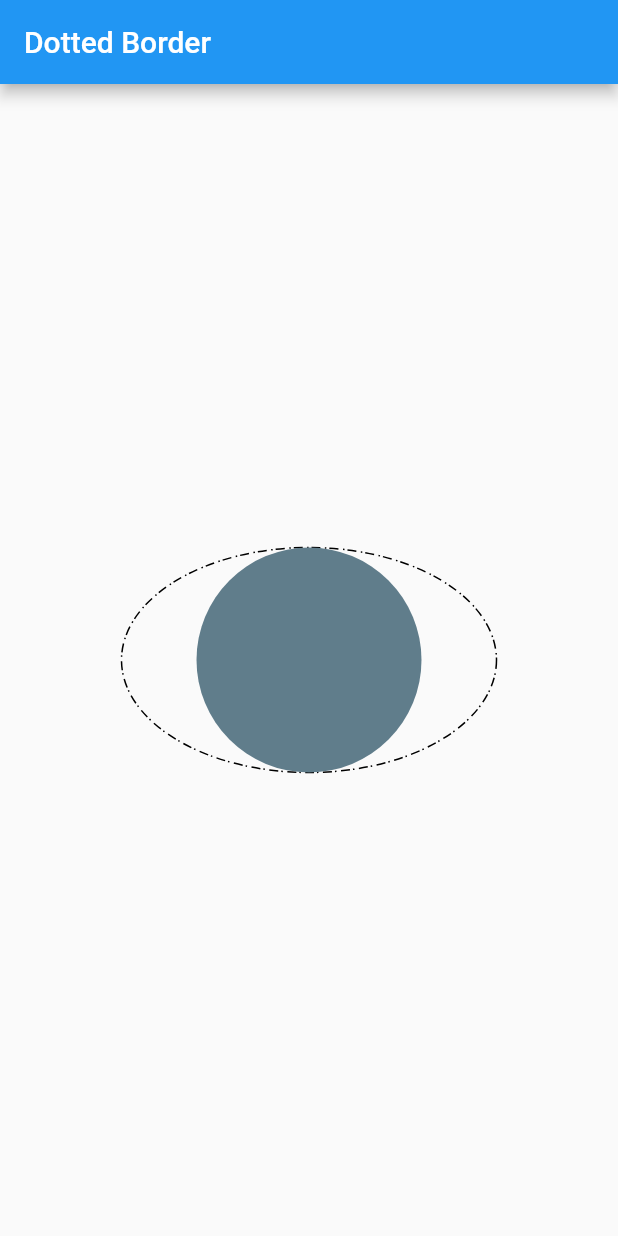
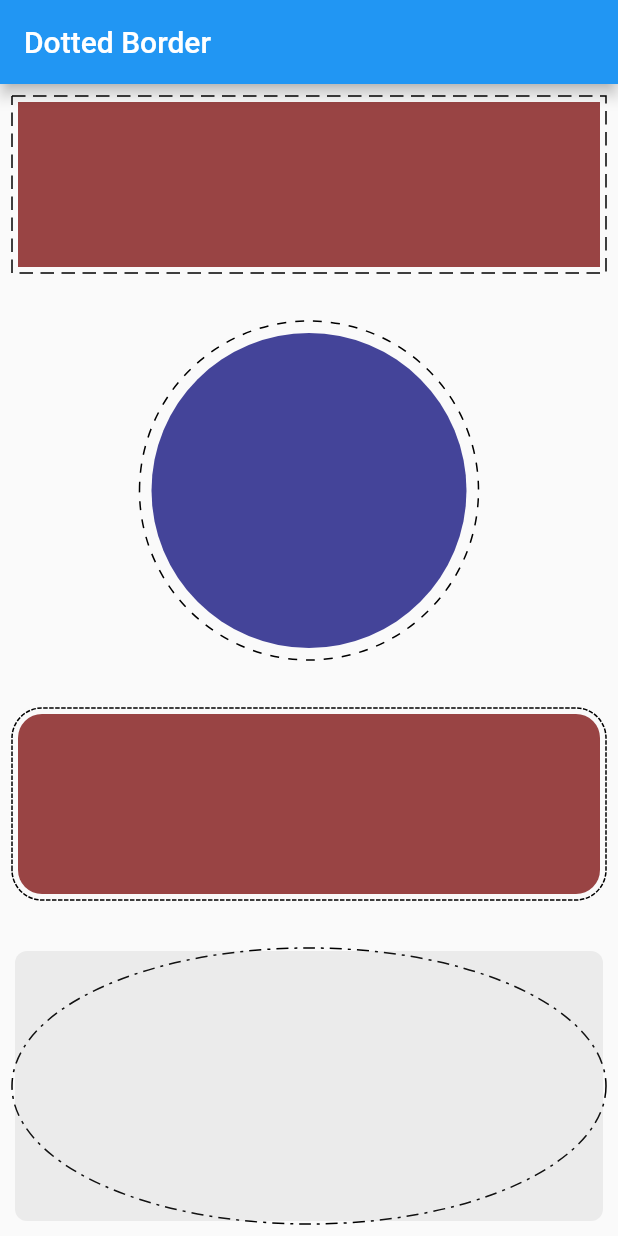
Before and after one commit to ajilo297/Flutter-Dotted-Border, a Flutter app: the screen it shows after launch, on a phone screen of 412 x 824 dp. Run offline on Flutter 3.47's test engine with Material 2 defaults, Android fonts, the phone set to English and light mode, and no system bars; our stand-ins replace path_drawing.

```diff
--- a/example/lib/main.dart
+++ b/example/lib/main.dart
@@ -9,30 +9,89 @@ class MyApp extends StatelessWidget {
   Widget build(BuildContext context) {
     return MaterialApp(
       home: Scaffold(
-        appBar: AppBar(
-          title: Text('Dotted Border'),
-        ),
-        body: Center(
-          child: Container(
-            child: DottedBorder(
-              color: Colors.black,
-              dashPattern: [6, 3, 1, 2],
-              strokeWidth: 1,
-              borderType: BorderType.Oval,
-              radius: Radius.circular(40),
-              padding: EdgeInsets.all(8),
-              child: AnimatedContainer(
-                duration: Duration(milliseconds: 400),
-                curve: Curves.easeInOut,
-                decoration: ShapeDecoration(
-                  shape: CircleBorder(),
-                  color: Colors.blueGrey,
+          appBar: AppBar(
+            title: Text('Dotted Border'),
+          ),
+          body: SafeArea(
+            child: Center(
+              child: Padding(
+                padding: const EdgeInsets.all(8.0),
+                child: Column(
+                  mainAxisSize: MainAxisSize.min,
+                  crossAxisAlignment: CrossAxisAlignment.center,
+                  mainAxisAlignment: MainAxisAlignment.center,
+                  children: <Widget>[
+                    container1,
+                    Spacer(),
+                    container2,
+                    Spacer(),
+                    container3,
+                    Spacer(),
+                    container4,
+                  ],
                 ),
-                height: 150,
-                width: 250,
               ),
             ),
-          ),
+          )),
+    );
+  }
+
+  Widget get container1 {
+    return DottedBorder(
+      padding: EdgeInsets.all(4),
+      dashPattern: [9, 5],
+      child: Container(
+        height: 110,
+        width: double.maxFinite,
+        decoration: BoxDecoration(
+          color: Color(0xff994444),
+        ),
+      ),
+    );
+  }
+
+  Widget get container2 {
+    return DottedBorder(
+      padding: EdgeInsets.all(8),
+      dashPattern: [6],
+      borderType: BorderType.Circle,
+      child: Container(
+        height: 210,
+        width: double.maxFinite,
+        decoration: ShapeDecoration(
+          shape: CircleBorder(),
+          color: Color(0xff444499),
+        ),
+      ),
+    );
+  }
+
+  Widget get container3 {
+    return DottedBorder(
+      padding: EdgeInsets.all(4),
+      borderType: BorderType.RRect,
+      radius: Radius.circular(20),
+      child: Container(
+        height: 120,
+        width: double.maxFinite,
+        decoration: ShapeDecoration(
+          shape: RoundedRectangleBorder(borderRadius: BorderRadius.circular(16)),
+          color: Color(0xff994444),
+        ),
+      ),
+    );
+  }
+
+  Widget get container4 {
+    return DottedBorder(
+      borderType: BorderType.Oval,
+      dashPattern: [8,4,2,4],
+      child: Container(
+        height: 180,
+        width: double.maxFinite,
+        decoration: ShapeDecoration(
+          shape: RoundedRectangleBorder(borderRadius: BorderRadius.circular(8)),
+          color: Color(0x22888888),
         ),
       ),
     );
--- a/lib/dotted_border.dart
+++ b/lib/dotted_border.dart
@@ -16,7 +16,7 @@ class DottedBorder extends StatelessWidget {
 
   DottedBorder({
     @required this.child,
-    this.color,
+    this.color = Colors.black,
     this.strokeWidth = 1,
     this.borderType = BorderType.Rect,
     this.dashPattern = const <double>[3, 1],
@@ -41,7 +41,10 @@ class DottedBorder extends StatelessWidget {
             ),
           ),
         ),
-        child,
+        Padding(
+          padding: padding,
+          child: child,
+        ),
       ],
     );
   }
--- a/pubspec.yaml
+++ b/pubspec.yaml
@@ -1,6 +1,6 @@
 name: dotted_border
 description: A flutter package to let users easily add a rectanfular dashed border around any widget.
-version: 0.1.1
+version: 1.0.0
 author: Ajil Oommen <ajilo297@gmail.com>
 homepage: https://github.com/ajilo297/flutter_dotted_border
 
```
Also changed, not shown: example/assets/image.png (added), example/pubspec.lock, 4 other files.
